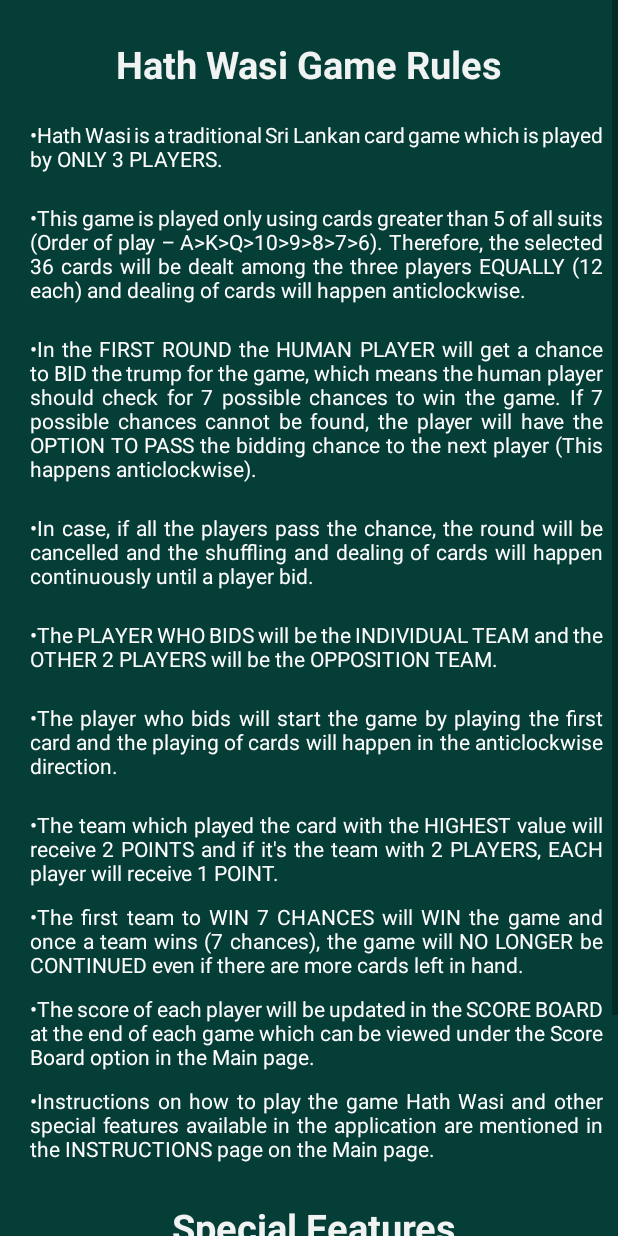
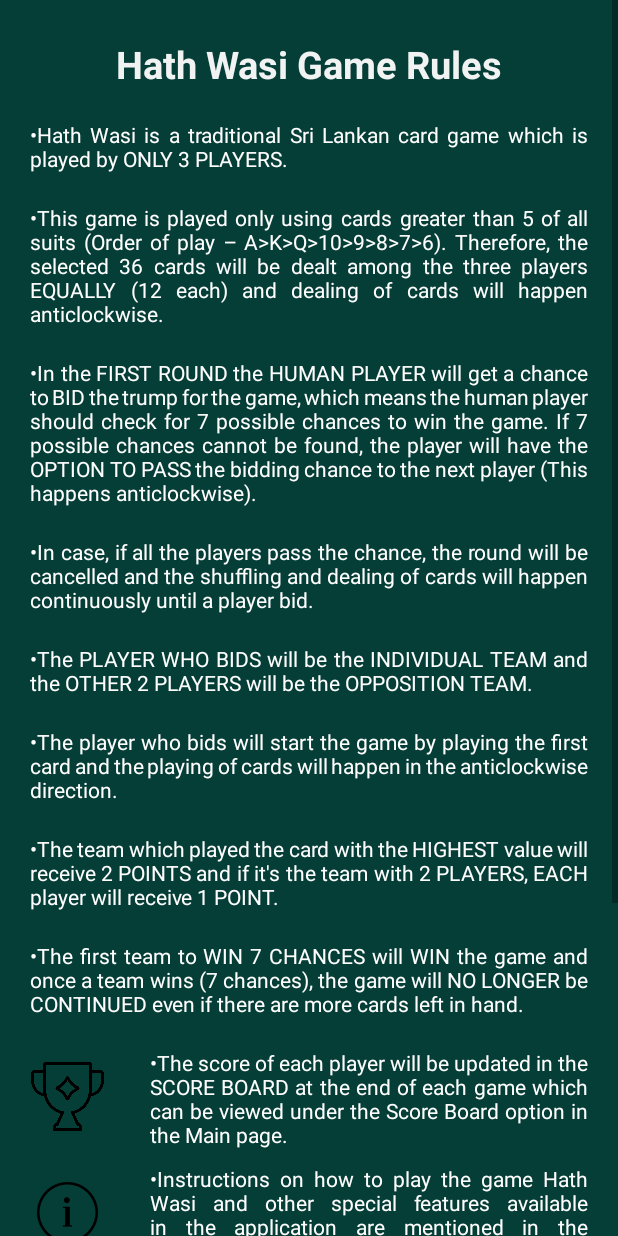
Before and after one commit to nilosh/Hath_Wasi, an Android app: the instructions_page screen opened directly, with no data from a screen before it, on a phone screen of 412 x 824 dp. Run offline under Robolectric (Android 15) with nearby library versions, the phone set to English and light mode, and no system bars.

Commit message:
Update on Instructions page

```diff
--- a/app/src/main/res/layout/activity_instructions_page.xml
+++ b/app/src/main/res/layout/activity_instructions_page.xml
@@ -29,7 +29,7 @@
             android:layout_width="match_parent"
             android:layout_height="wrap_content"
             android:layout_marginLeft="20dp"
-            android:layout_marginRight="10dp"
+            android:layout_marginRight="20dp"
             android:layout_marginTop="20dp"
             android:ems="10"
             android:gravity="fill_horizontal|center"
@@ -44,7 +44,7 @@
             android:layout_width="match_parent"
             android:layout_height="wrap_content"
             android:layout_marginLeft="20dp"
-            android:layout_marginRight="10dp"
+            android:layout_marginRight="20dp"
             android:layout_marginTop="20dp"
             android:ems="10"
             android:gravity="fill_horizontal|center"
@@ -59,7 +59,7 @@
             android:layout_width="match_parent"
             android:layout_height="wrap_content"
             android:layout_marginLeft="20dp"
-            android:layout_marginRight="10dp"
+            android:layout_marginRight="20dp"
             android:layout_marginTop="20dp"
             android:ems="10"
             android:gravity="fill_horizontal|center"
@@ -75,7 +75,7 @@
             android:layout_width="match_parent"
             android:layout_height="wrap_content"
             android:layout_marginLeft="20dp"
-            android:layout_marginRight="10dp"
+            android:layout_marginRight="20dp"
             android:layout_marginTop="20dp"
             android:ems="10"
             android:gravity="fill_horizontal|center"
@@ -92,7 +92,7 @@
             android:layout_width="match_parent"
             android:layout_height="wrap_content"
             android:layout_marginLeft="20dp"
-            android:layout_marginRight="10dp"
+            android:layout_marginRight="20dp"
             android:layout_marginTop="20dp"
             android:ems="10"
             android:gravity="fill_horizontal|center"
@@ -109,7 +109,7 @@
             android:layout_width="match_parent"
             android:layout_height="wrap_content"
             android:layout_marginLeft="20dp"
-            android:layout_marginRight="10dp"
+            android:layout_marginRight="20dp"
             android:layout_marginTop="20dp"
             android:ems="10"
             android:gravity="fill_horizontal|center"
@@ -125,7 +125,7 @@
             android:layout_width="match_parent"
             android:layout_height="wrap_content"
             android:layout_marginLeft="20dp"
-            android:layout_marginRight="10dp"
+            android:layout_marginRight="20dp"
             android:layout_marginTop="20dp"
             android:ems="10"
             android:gravity="fill_horizontal|center"
@@ -140,8 +140,8 @@
             android:layout_width="match_parent"
             android:layout_height="wrap_content"
             android:layout_marginLeft="20dp"
-            android:layout_marginRight="10dp"
-            android:layout_marginTop="10dp"
+            android:layout_marginRight="20dp"
+            android:layout_marginTop="20dp"
             android:ems="10"
             android:gravity="fill_horizontal|center"
             android:textColor="#FFFF"
@@ -153,9 +153,9 @@
             android:id="@+id/TextView9"
             android:layout_width="match_parent"
             android:layout_height="wrap_content"
-            android:layout_marginLeft="20dp"
-            android:layout_marginRight="10dp"
-            android:layout_marginTop="10dp"
+            android:layout_marginLeft="100dp"
+            android:layout_marginRight="20dp"
+            android:layout_marginTop="20dp"
             android:ems="10"
             android:gravity="fill_horizontal|center"
             android:textColor="#FFFF"
@@ -163,19 +163,46 @@
             android:justificationMode="inter_word"
             android:text="•The score of each player will be updated in the SCORE BOARD at the end of each game which can be viewed under the Score Board option in the Main page."/>
 
+
+        <ImageView
+            android:id="@+id/scoreBtn"
+            android:layout_width="50dp"
+            android:layout_height="50dp"
+            android:layout_constraintTop_toBottomOf="@+id/TextView9"
+            android:layout_constraintStart_toStartOf="parent"
+            android:layout_marginStart="20dp"
+            android:layout_marginTop="-60dp"
+            android:gravity="center"
+            android:scaleType="fitCenter"
+            android:src="@drawable/scoreboard"
+            android:visibility="visible" />
         <TextView
             android:id="@+id/TextView10"
             android:layout_width="match_parent"
             android:layout_height="wrap_content"
-            android:layout_marginLeft="20dp"
-            android:layout_marginRight="10dp"
-            android:layout_marginTop="10dp"
+            android:layout_marginLeft="100dp"
+            android:layout_marginRight="20dp"
+            android:layout_marginTop="20dp"
             android:ems="10"
             android:gravity="fill_horizontal|center"
             android:textColor="#FFFF"
             android:inputType="textMultiLine"
             android:justificationMode="inter_word"
             android:text="•Instructions on how to play the game Hath Wasi and other special features available in the application are mentioned in the INSTRUCTIONS page on the Main page."/>
+
+
+        <ImageView
+            android:id="@+id/infoBtn"
+            android:layout_width="50dp"
+            android:layout_height="50dp"
+            android:layout_constraintTop_toBottomOf="@+id/TextView10"
+            android:layout_constraintStart_toStartOf="parent"
+            android:layout_marginStart="20dp"
+            android:layout_marginTop="-60dp"
+            android:gravity="center"
+            android:scaleType="fitCenter"
+            android:src="@drawable/info"
+            android:visibility="visible" />
 
         <TextView
             android:id="@+id/sub-topic2"
@@ -196,8 +223,8 @@
             android:layout_width="match_parent"
             android:layout_height="wrap_content"
             android:layout_marginLeft="20dp"
-            android:layout_marginRight="10dp"
-            android:layout_marginTop="10dp"
+            android:layout_marginRight="20dp"
+            android:layout_marginTop="20dp"
             android:ems="10"
             android:gravity="fill_horizontal|center"
             android:textColor="#FFFF"
@@ -210,8 +237,8 @@
             android:layout_width="match_parent"
             android:layout_height="wrap_content"
             android:layout_marginLeft="20dp"
-            android:layout_marginRight="10dp"
-            android:layout_marginTop="10dp"
+            android:layout_marginRight="20dp"
+            android:layout_marginTop="20dp"
             android:ems="10"
             android:gravity="fill_horizontal|center"
             android:textColor="#FFFF"
@@ -224,8 +251,8 @@
             android:layout_width="match_parent"
             android:layout_height="wrap_content"
             android:layout_marginLeft="20dp"
-            android:layout_marginRight="10dp"
-            android:layout_marginTop="10dp"
+            android:layout_marginRight="20dp"
+            android:layout_marginTop="20dp"
             android:ems="10"
             android:gravity="fill_horizontal|center"
             android:textColor="#FFFF"
```
